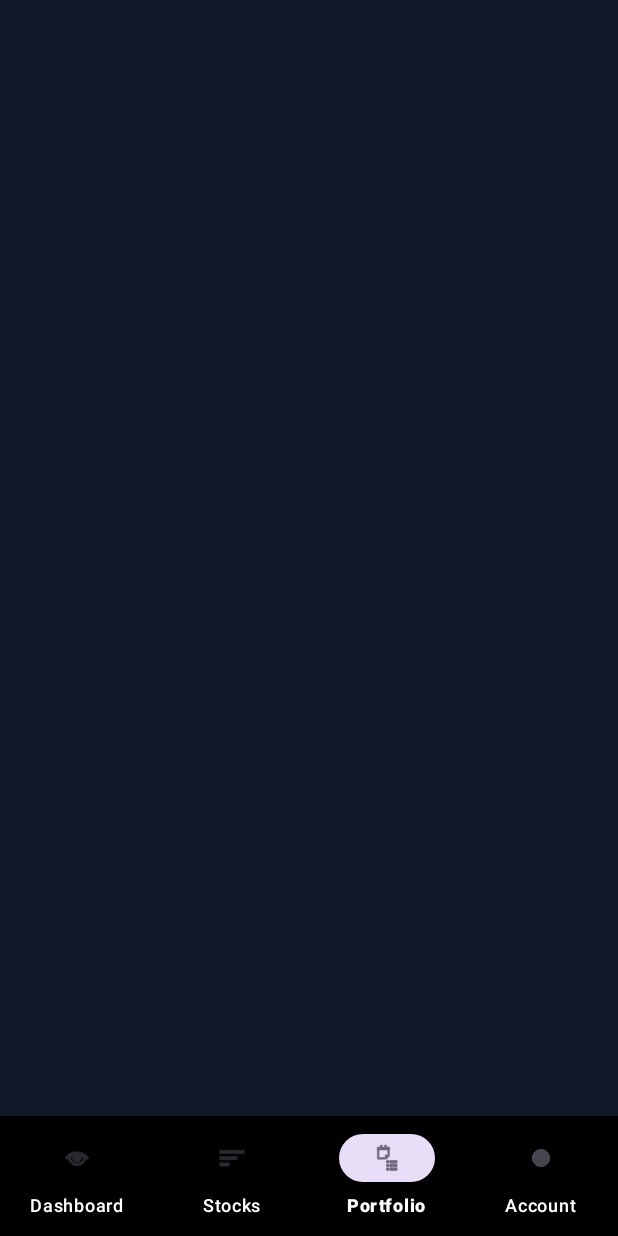
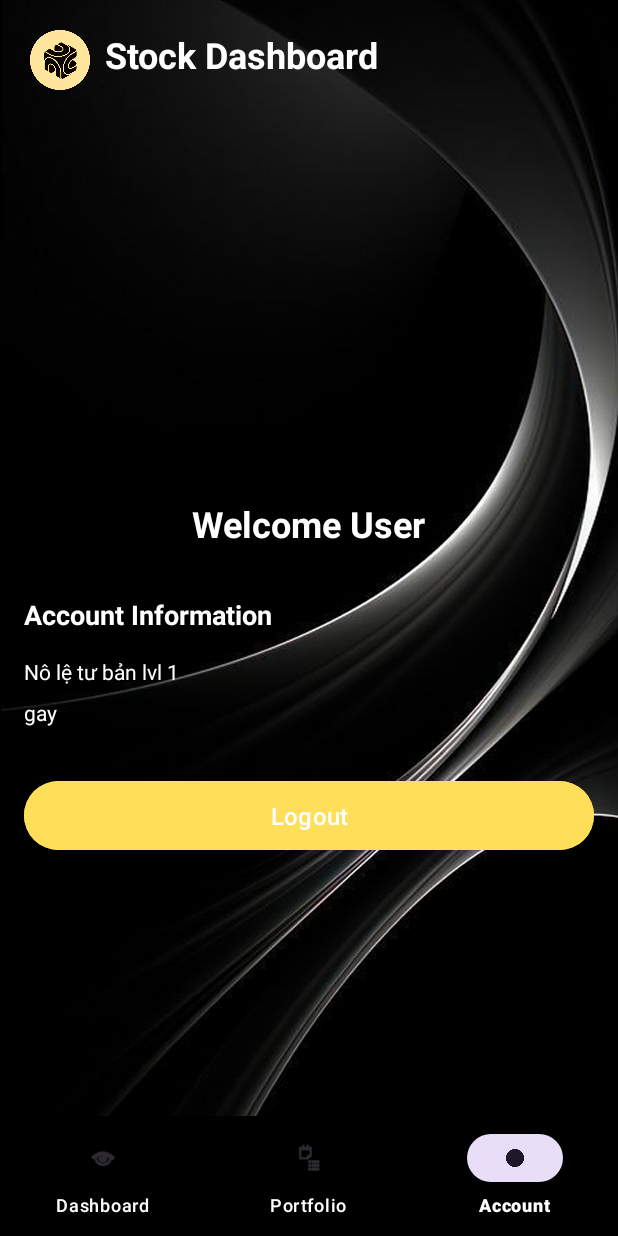
Before and after one commit to PhungVanLong/JavaApp, an Android app: the MainActivity screen opened directly, with no data from a screen before it, item 3 of the bottom bar chosen, on a phone screen of 412 x 824 dp. Run offline under Robolectric (Android 15) with nearby library versions, the phone set to English and light mode, and no system bars.

Commit message:
Tự động thêm logo header trên cùng main activity

```diff
--- a/StockDashboard/app/src/main/AndroidManifest.xml
+++ b/StockDashboard/app/src/main/AndroidManifest.xml
@@ -10,7 +10,8 @@
         android:label="@string/app_name"
         android:roundIcon="@mipmap/ic_launcher_round"
         android:supportsRtl="true"
-        android:theme="@style/Base.Theme.StockDashboard">
+        android:theme="@style/Base.Theme.StockDashboard"
+        >
 
         <!-- RegisterActivity -->
         <activity
--- a/StockDashboard/app/src/main/java/vn/edu/usth/stockdashboard/MainActivity.java
+++ b/StockDashboard/app/src/main/java/vn/edu/usth/stockdashboard/MainActivity.java
@@ -14,13 +14,8 @@ import androidx.recyclerview.widget.RecyclerView;
 import com.google.android.material.bottomnavigation.BottomNavigationView;
 import com.google.android.material.navigation.NavigationBarView;
 
-import java.util.ArrayList;
-import java.util.List;
-
-import vn.edu.usth.stockdashboard.adapter.StockAdapter;
 import vn.edu.usth.stockdashboard.fragments.DashboardFragment;
 import vn.edu.usth.stockdashboard.fragments.PortfolioFragment;
-import vn.edu.usth.stockdashboard.fragments.StocksFragment;
 import vn.edu.usth.stockdashboard.fragments.UserAccountFragment;
 
 public class MainActivity extends BaseActivity {
@@ -67,8 +62,6 @@ public class MainActivity extends BaseActivity {
                 int itemId = item.getItemId();
                 if (itemId == R.id.nav_dashboard) {
                     selectedFragment = new DashboardFragment();
-                } else if (itemId == R.id.nav_stocks) {
-                    selectedFragment = new StocksFragment();
                 } else if (itemId == R.id.nav_portfolio) {
                     selectedFragment = new PortfolioFragment();
                 } else if (itemId == R.id.nav_account) {
--- a/StockDashboard/app/src/main/java/vn/edu/usth/stockdashboard/fragments/PortfolioFragment.java
+++ b/StockDashboard/app/src/main/java/vn/edu/usth/stockdashboard/fragments/PortfolioFragment.java
@@ -39,7 +39,7 @@ public class PortfolioFragment extends Fragment {
         stockList.add(new Stock("TSLA", "750 USD", "2000", "2500", "+500"));
         // Thêm logic cho Portfolio fragment ở đây
 
-//=======
+
         recyclerView = view.findViewById(R.id.recyclerView);
 
         FlexboxLayoutManager layoutManager = new FlexboxLayoutManager(getContext());
@@ -53,6 +53,5 @@ public class PortfolioFragment extends Fragment {
         recyclerView.setAdapter(adapter);
 
         return view;
-//>>>>>>> main:StockDashboard/app/src/main/java/vn/edu/usth/stockdashboard/PortfolioFragment.java
     }
 }
--- a/StockDashboard/app/src/main/res/layout/activity_main.xml
+++ b/StockDashboard/app/src/main/res/layout/activity_main.xml
@@ -1,19 +1,28 @@
 <?xml version="1.0" encoding="utf-8"?>
-<RelativeLayout
+
+ <RelativeLayout
     xmlns:android="http://schemas.android.com/apk/res/android"
     xmlns:app="http://schemas.android.com/apk/res-auto"
     android:layout_width="match_parent"
     android:layout_height="match_parent"
-    android:background="@color/main_color">
+    android:background="@drawable/back_ground_app"
+    android:fitsSystemWindows="true"
 
-    <!-- Vứt Fragment vào đây -->
+    >
+    <include
+        layout="@layout/header_layout"
+        android:layout_width="match_parent"
+        android:layout_height="wrap_content"/>
+
     <FrameLayout
         android:id="@+id/fragment_container"
         android:layout_width="match_parent"
         android:layout_height="match_parent"
         app:layout_constraintTop_toTopOf="parent"
         app:layout_constraintStart_toStartOf="parent"
-        app:layout_constraintEnd_toEndOf="parent" />
+        app:layout_constraintEnd_toEndOf="parent"
+        android:layout_below="@+id/logo_header"
+        />
 
 
 
--- a/StockDashboard/app/src/main/res/layout/fragment_stocks.xml
+++ b/StockDashboard/app/src/main/res/layout/fragment_stocks.xml
@@ -5,7 +5,7 @@
     android:orientation="vertical"
     android:gravity="center"
     android:padding="16dp"
-    android:background="@color/main_color">
+    >
 
     <!-- ae thêm tính năng thì vẽ trc vào đây -->
     <TextView
--- a/StockDashboard/app/src/main/res/layout/fragment_user_account.xml
+++ b/StockDashboard/app/src/main/res/layout/fragment_user_account.xml
@@ -5,7 +5,7 @@
     android:orientation="vertical"
     android:padding="16dp"
     android:gravity="center"
-    android:background="@color/main_color">
+    >
 
     <!-- Welcome Message -->
     <TextView
--- /dev/null
+++ b/StockDashboard/app/src/main/res/layout/header_layout.xml
@@ -0,0 +1,25 @@
+<RelativeLayout xmlns:android="http://schemas.android.com/apk/res/android"
+    android:layout_width="match_parent"
+    android:layout_height="wrap_content"
+    android:orientation="horizontal"
+    android:id="@+id/logo_header"
+    android:padding="20sp">
+
+    <ImageView
+        android:layout_width="40dp"
+        android:layout_height="40dp"
+        android:contentDescription="@string/cont_des_image"
+        android:src="@drawable/logo_app"
+        />
+
+    <TextView
+        android:id="@+id/title_Dashboard"
+        android:layout_marginStart="50dp"
+        android:layout_width="wrap_content"
+        android:layout_height="wrap_content"
+        android:text="@string/dashboard"
+        android:textSize="24sp"
+        android:textStyle="bold"
+        android:textColor="@color/white"/>
+
+</RelativeLayout>
--- a/StockDashboard/app/src/main/res/menu/bottom_navigation_menu.xml
+++ b/StockDashboard/app/src/main/res/menu/bottom_navigation_menu.xml
@@ -5,12 +5,6 @@
         android:id="@+id/nav_dashboard"
         android:icon="@android:drawable/ic_menu_view"
         android:title="Dashboard"
-        />
-
-    <item
-        android:id="@+id/nav_stocks"
-        android:icon="@android:drawable/ic_menu_sort_by_size"
-        android:title="Stocks"
         />
 
     <item
```
Also changed, not shown: StockDashboard/app/src/main/java/vn/edu/usth/stockdashboard/fragments/StocksFragment.java (deleted, +0 -32 lines), StockDashboard/app/src/main/res/drawable/main_background.xml (+2 -5 lines), StockDashboard/app/src/main/res/layout/fragment_dashboard.xml (+2 -28 lines).
